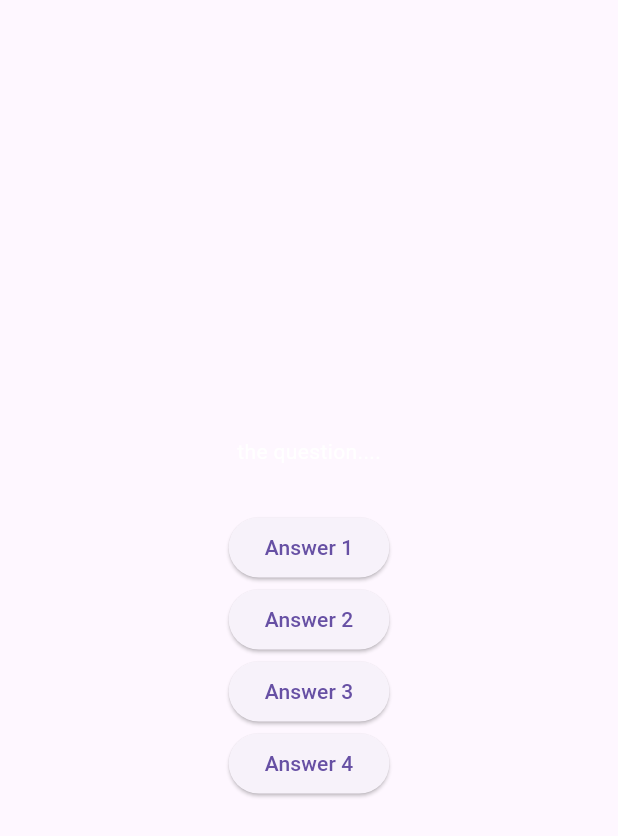
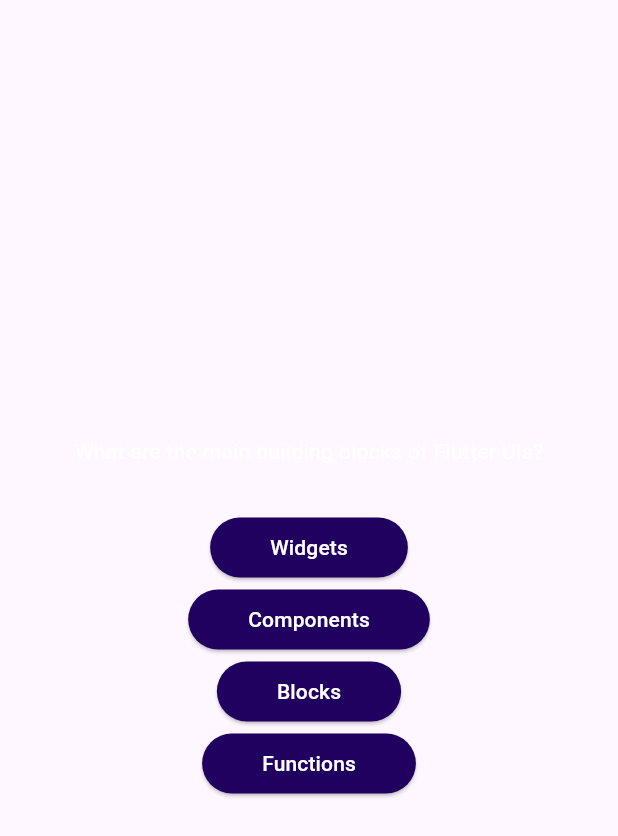
Before and after one commit to parth-17512/QUIZ-APP, a Flutter app: the QuestionsScreen widget shown alone on an empty page, opened directly, on a phone screen of 412 x 824 dp. Shown: the top 836 px of the screen. Run offline on Flutter 3.47's test engine with Material 3 defaults, Android fonts, the phone set to English and light mode, and no system bars.

Commit message:
questions had been added in the app

```diff
--- a/lib/answer_button.dart
+++ b/lib/answer_button.dart
@@ -1,12 +1,25 @@
 import 'package:flutter/material.dart';
 
 class AnswerButton extends StatelessWidget {
+  const AnswerButton({
+    super.key,
+    required this.answerText,
+    required this.onTap,
+  });
+
+  final String answerText;
+  final void Function() onTap;
   @override
   Widget build(BuildContext context) {
     return ElevatedButton(
-      onPressed: () {},
-      style: ElevatedButton.styleFrom(),
-      child: const Text('Answer 1'),
+      onPressed: onTap,
+      style: ElevatedButton.styleFrom(
+        padding: const EdgeInsets.symmetric(horizontal: 40, vertical: 10),
+        backgroundColor: Color.fromARGB(255, 33, 1, 95),
+        foregroundColor: Colors.white,
+        shape: RoundedRectangleBorder(borderRadius: BorderRadius.circular(40)),
+      ),
+      child: Text(answerText),
     );
   }
 }
--- a/lib/data/questions.dart
+++ b/lib/data/questions.dart
@@ -1,25 +1,25 @@
 import 'package:quiz_app/models/quiz_questions.dart';
 
 final questions = [
-  QuizQuestion('What are the main building blocks of Flutter UIs?', [
+  QuizQuestions('What are the main building blocks of Flutter UIs?', [
     'Widgets',
     'Components',
     'Blocks',
     'Functions',
   ]),
-  QuizQuestion('How are Flutter UIs built?', [
+  QuizQuestions('How are Flutter UIs built?', [
     'By combining widgets in code',
     'By combining widgets in a visual editor',
     'By defining widgets in config files',
     'By using XCode for iOS and Android Studio for Android',
   ]),
-  QuizQuestion('What\'s the purpose of a StatefulWidget?', [
+  QuizQuestions('What\'s the purpose of a StatefulWidget?', [
     'Update UI as data changes',
     'Update data as UI changes',
     'Ignore data changes',
     'Render UI that does not depend on data',
   ]),
-  QuizQuestion(
+  QuizQuestions(
     'Which widget should you try to use more often: StatelessWidget or StatefulWidget?',
     [
       'StatelessWidget',
@@ -28,13 +28,13 @@ final questions = [
       'None of the above',
     ],
   ),
-  QuizQuestion('What happens if you change data in a StatelessWidget?', [
+  QuizQuestions('What happens if you change data in a StatelessWidget?', [
     'The UI is not updated',
     'The UI is updated',
     'The closest StatefulWidget is updated',
     'Any nested StatefulWidgets are updated',
   ]),
-  QuizQuestion('How should you update data inside of StatefulWidgets?', [
+  QuizQuestions('How should you update data inside of StatefulWidgets?', [
     'By calling setState()',
     'By calling updateData()',
     'By calling updateUI()',
--- a/lib/questions_screen.dart
+++ b/lib/questions_screen.dart
@@ -1,7 +1,10 @@
 import 'package:flutter/material.dart';
+import 'package:quiz_app/answer_button.dart';
+import 'package:quiz_app/data/questions.dart';
 
 class QuestionsScreen extends StatefulWidget {
   const QuestionsScreen({super.key});
+
   @override
   State<QuestionsScreen> createState() {
     return _QuestionsScreenState();
@@ -11,13 +14,15 @@ class QuestionsScreen extends StatefulWidget {
 class _QuestionsScreenState extends State<QuestionsScreen> {
   @override
   Widget build(context) {
+    final currentQuestion = questions[0];
+
     return SizedBox(
       width: double.infinity,
       child: Column(
         mainAxisAlignment: MainAxisAlignment.center,
         children: [
-          const Text(
-            'the question....',
+          Text(
+            currentQuestion.text,
             style: TextStyle(
               color: Colors.white,
               //fontSize: 28,
@@ -25,10 +30,9 @@ class _QuestionsScreenState extends State<QuestionsScreen> {
             ),
           ),
           const SizedBox(height: 30),
-          ElevatedButton(onPressed: () {}, child: const Text('Answer 1')),
-          ElevatedButton(onPressed: () {}, child: const Text('Answer 2')),
-          ElevatedButton(onPressed: () {}, child: const Text('Answer 3')),
-          ElevatedButton(onPressed: () {}, child: const Text('Answer 4')),
+          ...currentQuestion.answers.map((answer) {
+            return AnswerButton(answerText: answer, onTap: () {});
+          }),
         ],
       ),
     );
--- a/lib/start_screen.dart
+++ b/lib/start_screen.dart
@@ -29,7 +29,7 @@ class StartScreen extends StatelessWidget {
           const SizedBox(height: 30),
           OutlinedButton.icon(
             onPressed: () {
-              startQuiz;
+              startQuiz();
             },
             style: OutlinedButton.styleFrom(foregroundColor: Colors.white),
             icon: Icon(Icons.whatshot),
```
